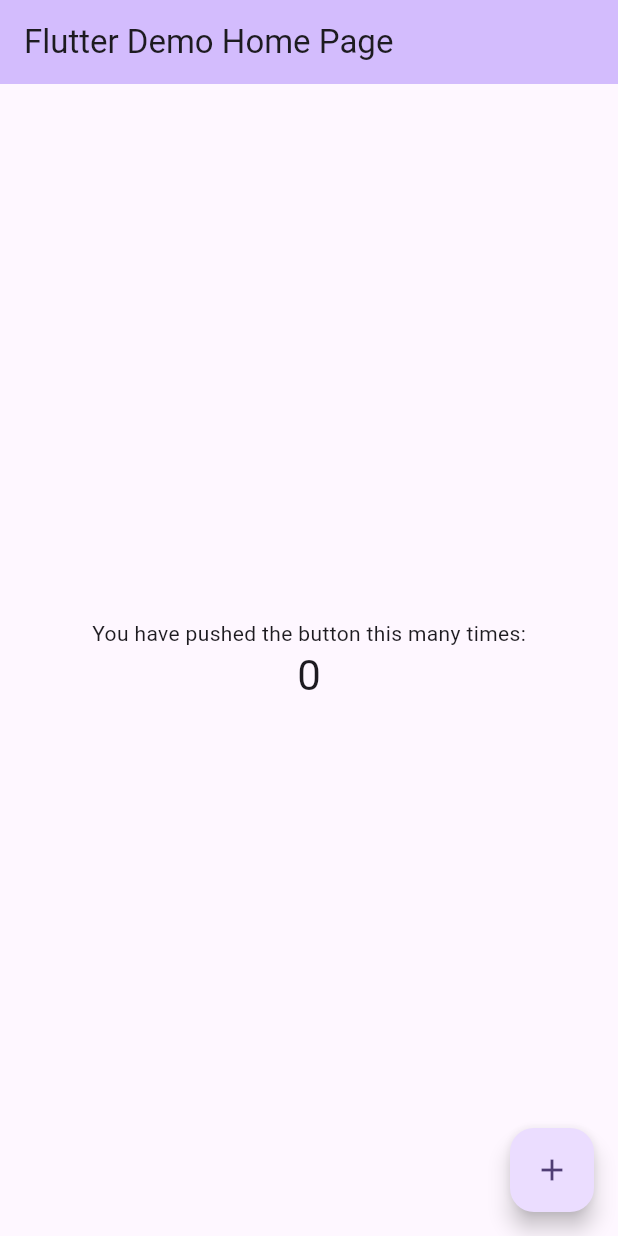
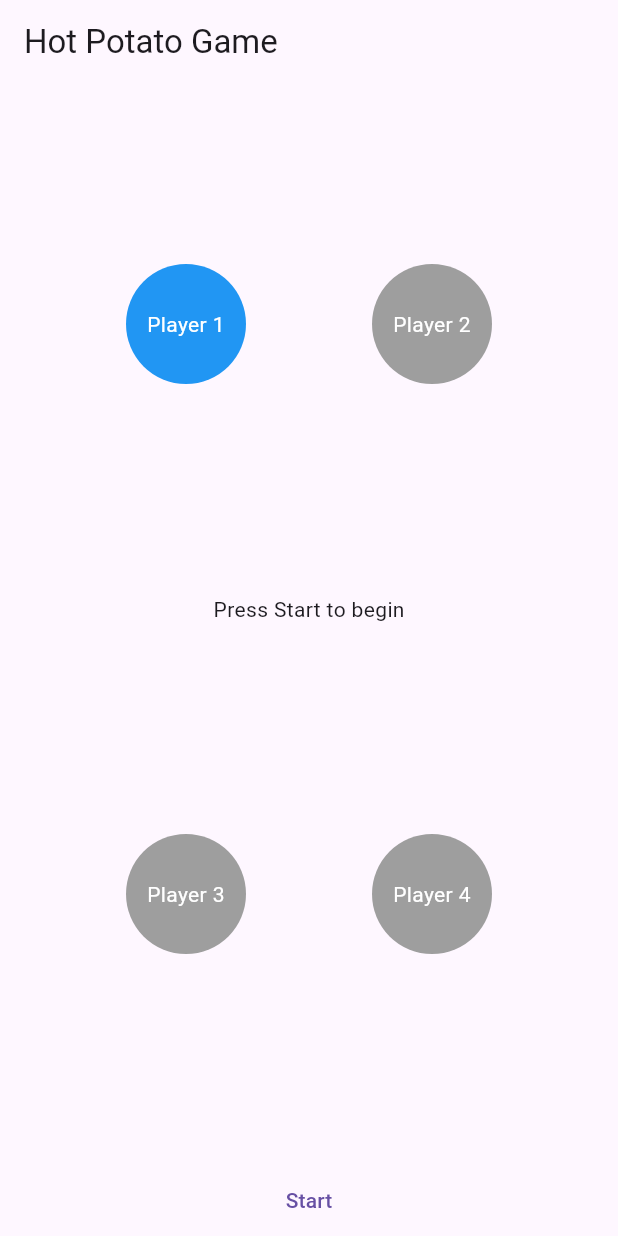
Before and after one commit to D1stress29/Hot_Potato_Game, a Flutter app: the screen it shows after launch, on a phone screen of 412 x 824 dp. Run offline on Flutter 3.47's test engine with Material 3 defaults, Android fonts, the light colour scheme and no system bars.

Commit message:
UI design

```diff
--- a/lib/main.dart
+++ b/lib/main.dart
@@ -1,125 +1,177 @@
+import 'dart:async';
 import 'package:flutter/material.dart';
 
 void main() {
-  runApp(const MyApp());
+  runApp(HotPotatoGame());
 }
 
-class MyApp extends StatelessWidget {
-  const MyApp({super.key});
-
-  // This widget is the root of your application.
+class HotPotatoGame extends StatelessWidget {
   @override
   Widget build(BuildContext context) {
     return MaterialApp(
-      title: 'Flutter Demo',
-      theme: ThemeData(
-        // This is the theme of your application.
-        //
-        // TRY THIS: Try running your application with "flutter run". You'll see
-        // the application has a purple toolbar. Then, without quitting the app,
-        // try changing the seedColor in the colorScheme below to Colors.green
-        // and then invoke "hot reload" (save your changes or press the "hot
-        // reload" button in a Flutter-supported IDE, or press "r" if you used
-        // the command line to start the app).
-        //
-        // Notice that the counter didn't reset back to zero; the application
-        // state is not lost during the reload. To reset the state, use hot
-        // restart instead.
-        //
-        // This works for code too, not just values: Most code changes can be
-        // tested with just a hot reload.
-        colorScheme: ColorScheme.fromSeed(seedColor: Colors.deepPurple),
-        useMaterial3: true,
-      ),
-      home: const MyHomePage(title: 'Flutter Demo Home Page'),
+      title: 'Hot Potato Game',
+      home: GameScreen(),
     );
   }
 }
 
-class MyHomePage extends StatefulWidget {
-  const MyHomePage({super.key, required this.title});
-
-  // This widget is the home page of your application. It is stateful, meaning
-  // that it has a State object (defined below) that contains fields that affect
-  // how it looks.
-
-  // This class is the configuration for the state. It holds the values (in this
-  // case the title) provided by the parent (in this case the App widget) and
-  // used by the build method of the State. Fields in a Widget subclass are
-  // always marked "final".
-
-  final String title;
-
+class GameScreen extends StatefulWidget {
   @override
-  State<MyHomePage> createState() => _MyHomePageState();
+  _GameScreenState createState() => _GameScreenState();
 }
 
-class _MyHomePageState extends State<MyHomePage> {
-  int _counter = 0;
+class _GameScreenState extends State<GameScreen> {
+  late Timer _timer;
+  int _timerDuration = 10; // in seconds
+  bool _gameStarted = false;
+  int _currentPlayerIndex = 0;
 
-  void _incrementCounter() {
+  List<String> _players = [
+    'Player 1',
+    'Player 2',
+    'Player 3',
+    'Player 4',
+  ];
+
+  void _startGame() {
     setState(() {
-      // This call to setState tells the Flutter framework that something has
-      // changed in this State, which causes it to rerun the build method below
-      // so that the display can reflect the updated values. If we changed
-      // _counter without calling setState(), then the build method would not be
-      // called again, and so nothing would appear to happen.
-      _counter++;
+      _gameStarted = true;
+      _timer = Timer.periodic(Duration(seconds: 1), (timer) {
+        setState(() {
+          if (_timerDuration > 0) {
+            _timerDuration--;
+          } else {
+            _endGame();
+          }
+        });
+      });
     });
+  }
+
+  void _passPotato() {
+    // Logic for passing potato to the next player
+    // For simplicity, just increment player index
+    _currentPlayerIndex = (_currentPlayerIndex + 1) % _players.length;
+     // Reset the timer when passing the potato
+  }
+
+  void _endGame() {
+    _timer.cancel();
+    // Determine the losing player and display a message
+    showDialog(
+      context: context,
+      builder: (BuildContext context) {
+        return AlertDialog(
+          title: Text('Game Over'),
+          content: Text('${_players[_currentPlayerIndex]} lost!'),
+          actions: [
+            TextButton(
+              child: Text('OK'),
+              onPressed: () {
+                Navigator.of(context).pop();
+                setState(() {
+                  _gameStarted = false;
+                  _timerDuration = 10;
+                  _currentPlayerIndex = 0;
+                });
+              },
+            ),
+          ],
+        );
+      },
+    );
+  }
+
+  Widget _buildPlayerCircle(String playerName, Color color, bool isActivePlayer) {
+    return Container(
+      width: 80,
+      height: 80,
+      decoration: BoxDecoration(
+        shape: BoxShape.circle,
+        color: isActivePlayer ? color : Colors.grey,
+      ),
+      child: Center(
+        child: Text(
+          playerName,
+          textAlign: TextAlign.center,
+          style: TextStyle(color: Colors.white),
+        ),
+      ),
+    );
   }
 
   @override
   Widget build(BuildContext context) {
-    // This method is rerun every time setState is called, for instance as done
-    // by the _incrementCounter method above.
-    //
-    // The Flutter framework has been optimized to make rerunning build methods
-    // fast, so that you can just rebuild anything that needs updating rather
-    // than having to individually change instances of widgets.
     return Scaffold(
       appBar: AppBar(
-        // TRY THIS: Try changing the color here to a specific color (to
-        // Colors.amber, perhaps?) and trigger a hot reload to see the AppBar
-        // change color while the other colors stay the same.
-        backgroundColor: Theme.of(context).colorScheme.inversePrimary,
-        // Here we take the value from the MyHomePage object that was created by
-        // the App.build method, and use it to set our appbar title.
-        title: Text(widget.title),
+        title: Text('Hot Potato Game'),
       ),
       body: Center(
-        // Center is a layout widget. It takes a single child and positions it
-        // in the middle of the parent.
         child: Column(
-          // Column is also a layout widget. It takes a list of children and
-          // arranges them vertically. By default, it sizes itself to fit its
-          // children horizontally, and tries to be as tall as its parent.
-          //
-          // Column has various properties to control how it sizes itself and
-          // how it positions its children. Here we use mainAxisAlignment to
-          // center the children vertically; the main axis here is the vertical
-          // axis because Columns are vertical (the cross axis would be
-          // horizontal).
-          //
-          // TRY THIS: Invoke "debug painting" (choose the "Toggle Debug Paint"
-          // action in the IDE, or press "p" in the console), to see the
-          // wireframe for each widget.
           mainAxisAlignment: MainAxisAlignment.center,
           children: <Widget>[
-            const Text(
-              'You have pushed the button this many times:',
+            Expanded(
+              child: Row(
+                mainAxisAlignment: MainAxisAlignment.spaceEvenly,
+                children: _players
+                    .sublist(0, _players.length ~/ 2)
+                    .map((player) => _buildPlayerCircle(
+                        player,
+                        player == 'Player 1'
+                        ? Colors.blue
+                        : player == 'Player 2'
+                        ? Colors.red
+                        : player == 'Player 3'
+                        ? Colors.green
+                        : Colors.yellow,
+                        _currentPlayerIndex == _players.indexOf(player)))
+                    .toList(),
+              ),
             ),
+            SizedBox(height: 20),
             Text(
-              '$_counter',
-              style: Theme.of(context).textTheme.headlineMedium,
+              _gameStarted ? 'Time left: $_timerDuration' : 'Press Start to begin',
             ),
+            SizedBox(height: 20),
+            Expanded(
+              child: Row(
+                mainAxisAlignment: MainAxisAlignment.spaceEvenly,
+                children: _players
+                    .sublist(_players.length ~/ 2)
+                    .map((player) => _buildPlayerCircle(
+                        player,
+                        player == 'Player 1'
+                            ? Colors.blue
+                            : player == 'Player 2'
+                                ? Colors.red
+                                : player == 'Player 3'
+                                    ? Colors.green
+                                    : Colors.yellow,
+                        _currentPlayerIndex == _players.indexOf(player)))
+                    .toList(),
+              ),
+            ),
+            SizedBox(height: 20),
+            if (!_gameStarted)
+              TextButton(
+                onPressed: _startGame,
+                child: Text('Start'),
+              )
+            else
+              TextButton(
+                onPressed: _passPotato,
+                child: Text('Pass Potato'),
+                style: ButtonStyle(
+                  backgroundColor: MaterialStateProperty.all<Color>(
+                    _currentPlayerIndex == 0 ? Colors.blue :
+                    _currentPlayerIndex == 1 ? Colors.red :
+                    _currentPlayerIndex == 2 ? Colors.green : Colors.yellow,
+                  ),
+                ),
+              ),
           ],
         ),
       ),
-      floatingActionButton: FloatingActionButton(
-        onPressed: _incrementCounter,
-        tooltip: 'Increment',
-        child: const Icon(Icons.add),
-      ), // This trailing comma makes auto-formatting nicer for build methods.
     );
   }
 }
```
Also changed, not shown: 1 other file.
